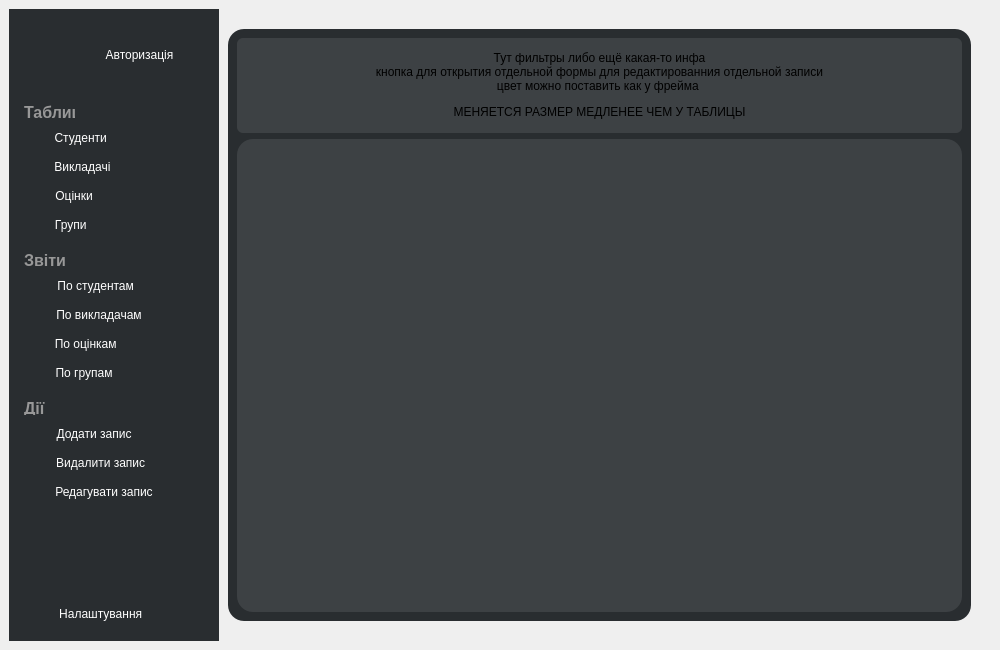
This is src/mainwindow.ui in MikeostCorp/Gradify as Qt 5 draws it before an edit. The edited form follows.
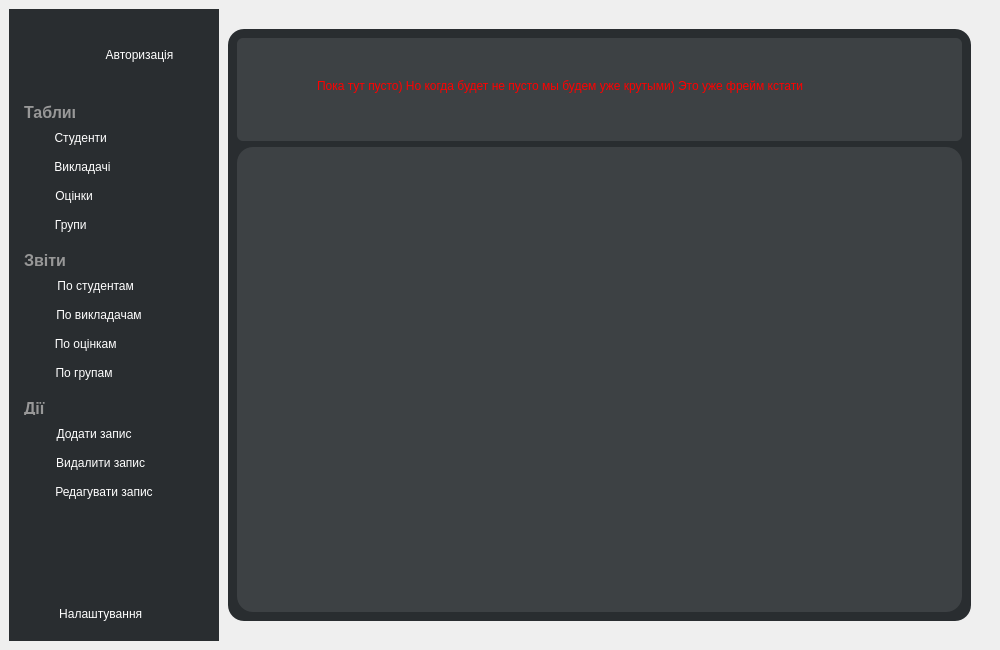
This is the edited form. Icons and pictures are not drawn.

Diff of the .ui file:
```diff
--- a/src/mainwindow.ui
+++ b/src/mainwindow.ui
@@ -957,20 +957,41 @@
         </property>
         <layout class="QVBoxLayout" name="verticalLayout">
          <item>
-          <widget class="QLabel" name="label_6_temp">
+          <widget class="QFrame" name="controlTableFrame">
            <property name="sizePolicy">
             <sizepolicy hsizetype="Preferred" vsizetype="Preferred">
              <horstretch>1</horstretch>
-             <verstretch>1</verstretch>
+             <verstretch>2</verstretch>
             </sizepolicy>
            </property>
            <property name="styleSheet">
             <string notr="true">border-radius:  6px;
-background-color: rgb(61,65,68);</string>
+color: white;
+background-color: rgb(61,65,68);
+</string>
            </property>
-           <property name="text">
-            <string>&lt;html&gt;&lt;head/&gt;&lt;body&gt;&lt;p align=&quot;center&quot;&gt;Тут фильтры либо ещё какая-то инфа&lt;br/&gt;кнопка для открытия отдельной формы для редактированния отдельной записи&lt;br/&gt;цвет можно поставить как у фрейма &lt;/p&gt;&lt;p align=&quot;center&quot;&gt;МЕНЯЕТСЯ РАЗМЕР МЕДЛЕНЕЕ ЧЕМ У ТАБЛИЦЫ&lt;/p&gt;&lt;/body&gt;&lt;/html&gt;</string>
+           <property name="frameShape">
+            <enum>QFrame::StyledPanel</enum>
            </property>
+           <property name="frameShadow">
+            <enum>QFrame::Plain</enum>
+           </property>
+           <widget class="QLabel" name="deleteThis">
+            <property name="geometry">
+             <rect>
+              <x>80</x>
+              <y>40</y>
+              <width>571</width>
+              <height>16</height>
+             </rect>
+            </property>
+            <property name="styleSheet">
+             <string notr="true">color: red;</string>
+            </property>
+            <property name="text">
+             <string>Пока тут пусто) Но когда будет не пусто мы будем уже крутыми) Это уже фрейм кстати</string>
+            </property>
+           </widget>
           </widget>
          </item>
          <item>
@@ -978,7 +999,7 @@
            <property name="sizePolicy">
             <sizepolicy hsizetype="Expanding" vsizetype="Expanding">
              <horstretch>5</horstretch>
-             <verstretch>5</verstretch>
+             <verstretch>9</verstretch>
             </sizepolicy>
            </property>
            <property name="styleSheet">
```
Left out of the diff: 3 changed lines with no effect on the pictures.
